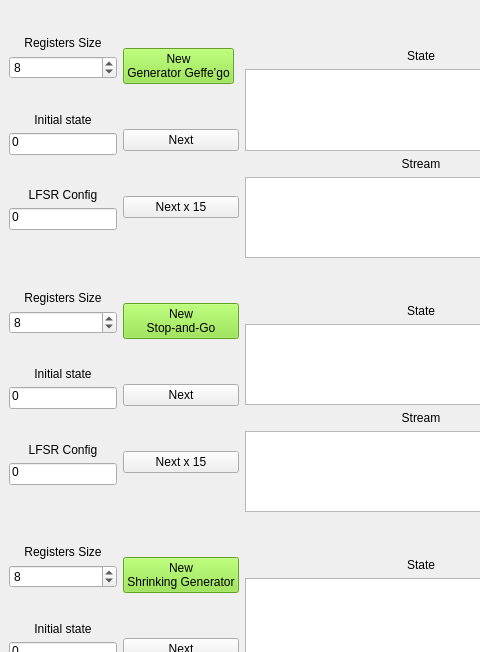
First picture: the form in Kryptologia/Lab4/GUI_QT.ui, repository GrzegorzKrug/Studia_Python, before the edit; both pictures show x 0 to 480 and y 0 to 652 of the 778 by 798 pixel window.
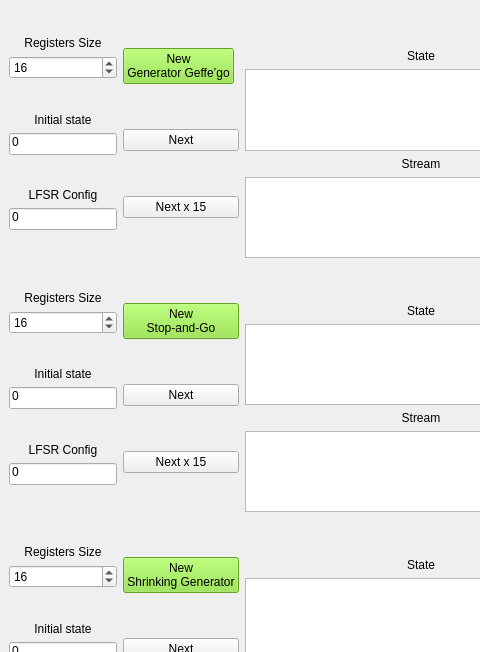
Second picture: the form after the edit.

The edit to the form file:
```diff
--- a/Kryptologia/Lab4/GUI_QT.ui
+++ b/Kryptologia/Lab4/GUI_QT.ui
@@ -96,7 +96,7 @@
              <number>1</number>
             </property>
             <property name="value">
-             <number>8</number>
+             <number>16</number>
             </property>
            </widget>
           </item>
@@ -344,7 +344,7 @@
              <number>1</number>
             </property>
             <property name="value">
-             <number>8</number>
+             <number>16</number>
             </property>
            </widget>
           </item>
@@ -622,7 +622,7 @@
              <number>1</number>
             </property>
             <property name="value">
-             <number>8</number>
+             <number>16</number>
             </property>
            </widget>
           </item>
```
